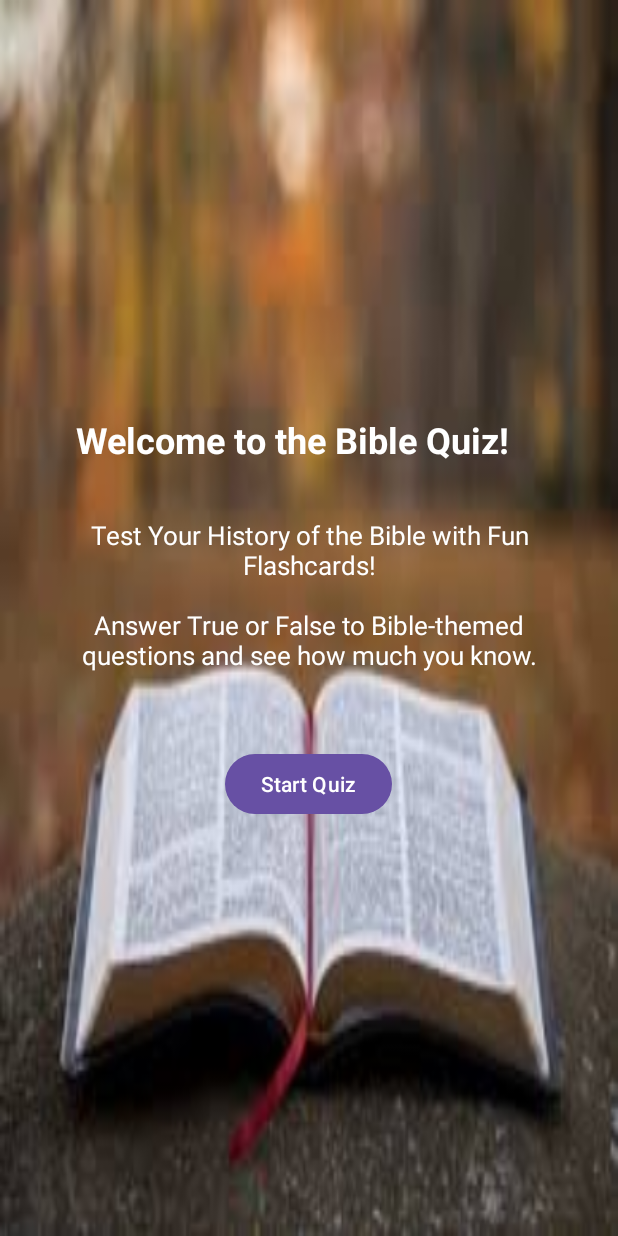
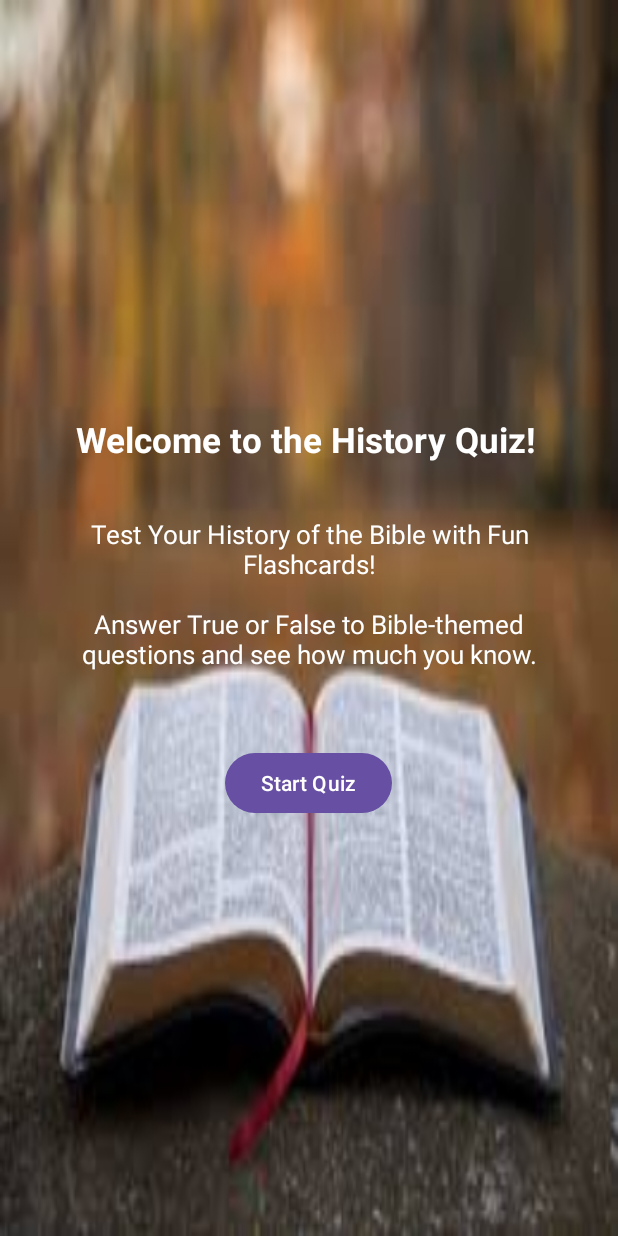
Before and after one commit to ST10494672/Assignment-2_ST10494672., an Android app: the screen it shows after launch (MainActivity), on a phone screen of 412 x 824 dp. Run offline under Robolectric (Android 15) with nearby library versions, the phone set to English and light mode, and no system bars.

Commit message:
Initial commit number 3 text change

```diff
--- a/app/src/main/res/layout/activity_welcome.xml
+++ b/app/src/main/res/layout/activity_welcome.xml
@@ -12,8 +12,8 @@
         android:layout_width="310dp"
         android:layout_height="wrap_content"
         android:layout_marginBottom="35dp"
-        android:text="Welcome to the Bible Quiz!"
-        android:textSize="24sp"
+        android:text="Welcome to the History Quiz!"
+        android:textSize="23dp"
         android:textColor="#FFFFFF"
         android:textStyle="bold" />
 
```
